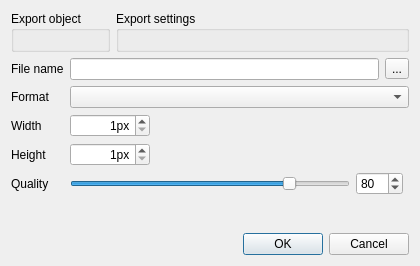
Old version of the form src/corelibs/U2Gui/src/util/ui/ExportImageDialog.ui in the repository violethaze74/ugene.
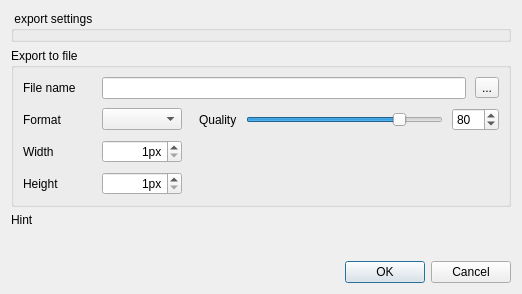
New version of the form.

Commit message: Export Image modifications (UGENE-2928, UGENE-2911)

What changed in the file:
```diff
--- a/src/corelibs/U2Gui/src/util/ui/ExportImageDialog.ui
+++ b/src/corelibs/U2Gui/src/util/ui/ExportImageDialog.ui
@@ -6,12 +6,12 @@
    <rect>
     <x>0</x>
     <y>0</y>
-    <width>420</width>
-    <height>266</height>
+    <width>522</width>
+    <height>294</height>
    </rect>
   </property>
   <property name="sizePolicy">
-   <sizepolicy hsizetype="Expanding" vsizetype="Fixed">
+   <sizepolicy hsizetype="Expanding" vsizetype="Preferred">
     <horstretch>0</horstretch>
     <verstretch>0</verstretch>
    </sizepolicy>
@@ -25,201 +25,297 @@
   <property name="modal">
    <bool>false</bool>
   </property>
-  <layout class="QGridLayout" name="gridLayout">
-   <item row="6" column="0">
-    <widget class="QLabel" name="heightLabel">
-     <property name="sizePolicy">
-      <sizepolicy hsizetype="Maximum" vsizetype="Preferred">
-       <horstretch>0</horstretch>
-       <verstretch>0</verstretch>
-      </sizepolicy>
+  <layout class="QVBoxLayout" name="dialogLayout">
+   <item>
+    <widget class="QGroupBox" name="settingsGroupBox">
+     <property name="title">
+      <string> export settings</string>
      </property>
-     <property name="text">
-      <string>Height</string>
-     </property>
+     <layout class="QVBoxLayout" name="settingsLayout">
+      <property name="leftMargin">
+       <number>0</number>
+      </property>
+      <property name="topMargin">
+       <number>0</number>
+      </property>
+      <property name="rightMargin">
+       <number>0</number>
+      </property>
+      <property name="bottomMargin">
+       <number>0</number>
+      </property>
+     </layout>
     </widget>
    </item>
-   <item row="7" column="2">
-    <widget class="QSpinBox" name="qualitySpinBox">
-     <property name="maximum">
-      <number>100</number>
-     </property>
-     <property name="value">
-      <number>80</number>
-     </property>
-    </widget>
-   </item>
-   <item row="3" column="0">
-    <widget class="QLabel" name="label">
+   <item>
+    <widget class="QGroupBox" name="groupBox">
      <property name="sizePolicy">
-      <sizepolicy hsizetype="Maximum" vsizetype="Preferred">
+      <sizepolicy hsizetype="Minimum" vsizetype="Minimum">
        <horstretch>0</horstretch>
        <verstretch>0</verstretch>
       </sizepolicy>
      </property>
-     <property name="text">
-      <string>File name</string>
+     <property name="title">
+      <string>Export to file</string>
      </property>
+     <layout class="QVBoxLayout" name="verticalLayout_3">
+      <property name="spacing">
+       <number>9</number>
+      </property>
+      <item>
+       <layout class="QGridLayout" name="gridLayout">
+        <item row="0" column="1">
+         <layout class="QHBoxLayout" name="horizontalLayout_2">
+          <item>
+           <widget class="QLineEdit" name="fileNameEdit"/>
+          </item>
+          <item>
+           <widget class="QToolButton" name="browseFileButton">
+            <property name="text">
+             <string>...</string>
+            </property>
+           </widget>
+          </item>
+         </layout>
+        </item>
+        <item row="0" column="0">
+         <widget class="QLabel" name="label">
+          <property name="sizePolicy">
+           <sizepolicy hsizetype="Maximum" vsizetype="Preferred">
+            <horstretch>0</horstretch>
+            <verstretch>0</verstretch>
+           </sizepolicy>
+          </property>
+          <property name="minimumSize">
+           <size>
+            <width>70</width>
+            <height>0</height>
+           </size>
+          </property>
+          <property name="maximumSize">
+           <size>
+            <width>70</width>
+            <height>16777215</height>
+           </size>
+          </property>
+          <property name="text">
+           <string>File name</string>
+          </property>
+         </widget>
+        </item>
+        <item row="1" column="0">
+         <widget class="QLabel" name="label_4">
+          <property name="sizePolicy">
+           <sizepolicy hsizetype="Maximum" vsizetype="Preferred">
+            <horstretch>0</horstretch>
+            <verstretch>0</verstretch>
+           </sizepolicy>
+          </property>
+          <property name="minimumSize">
+           <size>
+            <width>70</width>
+            <height>0</height>
+           </size>
+          </property>
+          <property name="text">
+           <string>Format</string>
+          </property>
+         </widget>
+        </item>
+        <item row="1" column="1">
+         <layout class="QHBoxLayout" name="horizontalLayout_3">
+          <item alignment="Qt::AlignLeft">
+           <widget class="QComboBox" name="formatsBox">
+            <property name="sizePolicy">
+             <sizepolicy hsizetype="Fixed" vsizetype="Fixed">
+              <horstretch>0</horstretch>
+              <verstretch>0</verstretch>
+             </sizepolicy>
+            </property>
+            <property name="minimumSize">
+             <size>
+              <width>80</width>
+              <height>0</height>
+             </size>
+            </property>
+            <property name="baseSize">
+             <size>
+              <width>0</width>
+              <height>0</height>
+             </size>
+            </property>
+           </widget>
+          </item>
+          <item>
+           <widget class="QLabel" name="qualityLabel">
+            <property name="text">
+             <string>Quality</string>
+            </property>
+            <property name="margin">
+             <number>0</number>
+            </property>
+            <property name="indent">
+             <number>8</number>
+            </property>
+           </widget>
+          </item>
+          <item>
+           <widget class="QSlider" name="qualityHorizontalSlider">
+            <property name="maximum">
+             <number>100</number>
+            </property>
+            <property name="value">
+             <number>80</number>
+            </property>
+            <property name="orientation">
+             <enum>Qt::Horizontal</enum>
+            </property>
+           </widget>
+          </item>
+          <item>
+           <widget class="QSpinBox" name="qualitySpinBox">
+            <property name="maximum">
+             <number>100</number>
+            </property>
+            <property name="value">
+             <number>80</number>
+            </property>
+           </widget>
+          </item>
+         </layout>
+        </item>
+       </layout>
+      </item>
+      <item>
+       <layout class="QGridLayout" name="gridLayout_2">
+        <property name="sizeConstraint">
+         <enum>QLayout::SetMinimumSize</enum>
+        </property>
+        <item row="1" column="0">
+         <widget class="QLabel" name="heightLabel">
+          <property name="sizePolicy">
+           <sizepolicy hsizetype="Maximum" vsizetype="Preferred">
+            <horstretch>0</horstretch>
+            <verstretch>0</verstretch>
+           </sizepolicy>
+          </property>
+          <property name="minimumSize">
+           <size>
+            <width>70</width>
+            <height>0</height>
+           </size>
+          </property>
+          <property name="text">
+           <string>Height</string>
+          </property>
+          <property name="alignment">
+           <set>Qt::AlignLeading|Qt::AlignLeft|Qt::AlignVCenter</set>
+          </property>
+         </widget>
+        </item>
+        <item row="0" column="0">
+         <widget class="QLabel" name="widthLabel">
+          <property name="sizePolicy">
+           <sizepolicy hsizetype="Maximum" vsizetype="Preferred">
+            <horstretch>0</horstretch>
+            <verstretch>0</verstretch>
+           </sizepolicy>
+          </property>
+          <property name="minimumSize">
+           <size>
+            <width>70</width>
+            <height>0</height>
+           </size>
+          </property>
+          <property name="text">
+           <string>Width</string>
+          </property>
+         </widget>
+        </item>
+        <item row="0" column="1" alignment="Qt::AlignLeft">
+         <widget class="QSpinBox" name="widthSpinBox">
+          <property name="sizePolicy">
+           <sizepolicy hsizetype="Fixed" vsizetype="Fixed">
+            <horstretch>0</horstretch>
+            <verstretch>0</verstretch>
+           </sizepolicy>
+          </property>
+          <property name="minimumSize">
+           <size>
+            <width>80</width>
+            <height>0</height>
+           </size>
+          </property>
+          <property name="baseSize">
+           <size>
+            <width>0</width>
+            <height>0</height>
+           </size>
+          </property>
+          <property name="alignment">
+           <set>Qt::AlignRight|Qt::AlignTrailing|Qt::AlignVCenter</set>
+          </property>
+          <property name="suffix">
+           <string>px</string>
+          </property>
+          <property name="minimum">
+           <number>1</number>
+          </property>
+          <property name="maximum">
+           <number>9999</number>
+          </property>
+         </widget>
+        </item>
+        <item row="1" column="1" alignment="Qt::AlignLeft">
+         <widget class="QSpinBox" name="heightSpinBox">
+          <property name="sizePolicy">
+           <sizepolicy hsizetype="Fixed" vsizetype="Fixed">
+            <horstretch>0</horstretch>
+            <verstretch>0</verstretch>
+           </sizepolicy>
+          </property>
+          <property name="minimumSize">
+           <size>
+            <width>80</width>
+            <height>0</height>
+           </size>
+          </property>
+          <property name="baseSize">
+           <size>
+            <width>0</width>
+            <height>0</height>
+           </size>
+          </property>
+          <property name="alignment">
+           <set>Qt::AlignRight|Qt::AlignTrailing|Qt::AlignVCenter</set>
+          </property>
+          <property name="suffix">
+           <string>px</string>
+          </property>
+          <property name="minimum">
+           <number>1</number>
+          </property>
+          <property name="maximum">
+           <number>9999</number>
+          </property>
+         </widget>
+        </item>
+       </layout>
+      </item>
+     </layout>
     </widget>
    </item>
-   <item row="5" column="1">
-    <widget class="QSpinBox" name="widthSpinBox">
-     <property name="sizePolicy">
-      <sizepolicy hsizetype="Fixed" vsizetype="Fixed">
-       <horstretch>0</horstretch>
-       <verstretch>0</verstretch>
-      </sizepolicy>
+   <item>
+    <widget class="QLabel" name="hintLabel">
+     <property name="enabled">
+      <bool>true</bool>
      </property>
-     <property name="minimumSize">
-      <size>
-       <width>80</width>
-       <height>0</height>
-      </size>
-     </property>
-     <property name="baseSize">
-      <size>
-       <width>0</width>
-       <height>0</height>
-      </size>
-     </property>
-     <property name="alignment">
-      <set>Qt::AlignRight|Qt::AlignTrailing|Qt::AlignVCenter</set>
-     </property>
-     <property name="suffix">
-      <string>px</string>
-     </property>
-     <property name="minimum">
-      <number>1</number>
-     </property>
-     <property name="maximum">
-      <number>9999</number>
-     </property>
-    </widget>
-   </item>
-   <item row="7" column="0">
-    <widget class="QLabel" name="qualityLabel">
      <property name="text">
-      <string>Quality</string>
+      <string>Hint</string>
      </property>
     </widget>
    </item>
-   <item row="6" column="1">
-    <widget class="QSpinBox" name="heightSpinBox">
-     <property name="sizePolicy">
-      <sizepolicy hsizetype="Fixed" vsizetype="Fixed">
-       <horstretch>0</horstretch>
-       <verstretch>0</verstretch>
-      </sizepolicy>
-     </property>
-     <property name="minimumSize">
-      <size>
-       <width>80</width>
-       <height>0</height>
-      </size>
-     </property>
-     <property name="baseSize">
-      <size>
-       <width>0</width>
-       <height>0</height>
-      </size>
-     </property>
-     <property name="alignment">
-      <set>Qt::AlignRight|Qt::AlignTrailing|Qt::AlignVCenter</set>
-     </property>
-     <property name="suffix">
-      <string>px</string>
-     </property>
-     <property name="minimum">
-      <number>1</number>
-     </property>
-     <property name="maximum">
-      <number>9999</number>
-     </property>
-    </widget>
-   </item>
-   <item row="4" column="1" colspan="3">
-    <widget class="QComboBox" name="formatsBox">
-     <property name="sizePolicy">
-      <sizepolicy hsizetype="Preferred" vsizetype="Fixed">
-       <horstretch>0</horstretch>
-       <verstretch>0</verstretch>
-      </sizepolicy>
-     </property>
-     <property name="minimumSize">
-      <size>
-       <width>80</width>
-       <height>0</height>
-      </size>
-     </property>
-     <property name="baseSize">
-      <size>
-       <width>0</width>
-       <height>0</height>
-      </size>
-     </property>
-    </widget>
-   </item>
-   <item row="7" column="1">
-    <widget class="QSlider" name="qualityHorizontalSlider">
-     <property name="maximum">
-      <number>100</number>
-     </property>
-     <property name="value">
-      <number>80</number>
-     </property>
-     <property name="orientation">
-      <enum>Qt::Horizontal</enum>
-     </property>
-    </widget>
-   </item>
-   <item row="14" column="0" colspan="4">
-    <widget class="QDialogButtonBox" name="buttonBox">
-     <property name="standardButtons">
-      <set>QDialogButtonBox::Cancel|QDialogButtonBox::Ok</set>
-     </property>
-    </widget>
-   </item>
-   <item row="3" column="1" colspan="3">
-    <layout class="QHBoxLayout" name="horizontalLayout_2">
-     <item>
-      <widget class="QLineEdit" name="fileNameEdit"/>
-     </item>
-     <item>
-      <widget class="QToolButton" name="browseFileButton">
-       <property name="text">
-        <string>...</string>
-       </property>
-      </widget>
-     </item>
-    </layout>
-   </item>
-   <item row="4" column="0">
-    <widget class="QLabel" name="label_4">
-     <property name="sizePolicy">
-      <sizepolicy hsizetype="Maximum" vsizetype="Preferred">
-       <horstretch>0</horstretch>
-       <verstretch>0</verstretch>
-      </sizepolicy>
-     </property>
-     <property name="text">
-      <string>Format</string>
-     </property>
-    </widget>
-   </item>
-   <item row="5" column="0">
-    <widget class="QLabel" name="widthLabel">
-     <property name="sizePolicy">
-      <sizepolicy hsizetype="Maximum" vsizetype="Preferred">
-       <horstretch>0</horstretch>
-       <verstretch>0</verstretch>
-      </sizepolicy>
-     </property>
-     <property name="text">
-      <string>Width</string>
-     </property>
-    </widget>
-   </item>
-   <item row="8" column="0" colspan="3">
+   <item>
     <spacer name="verticalSpacer">
      <property name="orientation">
       <enum>Qt::Vertical</enum>
@@ -227,62 +323,17 @@
      <property name="sizeHint" stdset="0">
       <size>
        <width>20</width>
-       <height>30</height>
+       <height>5</height>
       </size>
      </property>
     </spacer>
    </item>
-   <item row="2" column="0" colspan="4">
-    <layout class="QHBoxLayout" name="horizontalLayout">
-     <item>
-      <widget class="QGroupBox" name="exportObjectGroupBox">
-       <property name="sizePolicy">
-        <sizepolicy hsizetype="Maximum" vsizetype="Preferred">
-         <horstretch>0</horstretch>
-         <verstretch>0</verstretch>
-        </sizepolicy>
-       </property>
-       <property name="title">
-        <string>Export object</string>
-       </property>
-       <layout class="QVBoxLayout" name="verticalLayout">
-        <item>
-         <layout class="QVBoxLayout" name="exportersDescriptorsLayout"/>
-        </item>
-       </layout>
-      </widget>
-     </item>
-     <item>
-      <widget class="QGroupBox" name="settingsGroupBox">
-       <property name="sizePolicy">
-        <sizepolicy hsizetype="Expanding" vsizetype="Preferred">
-         <horstretch>0</horstretch>
-         <verstretch>0</verstretch>
-        </sizepolicy>
-       </property>
-       <property name="title">
-        <string>Export settings</string>
-       </property>
-       <layout class="QVBoxLayout" name="verticalLayout_2">
-        <property name="leftMargin">
-         <number>0</number>
-        </property>
-        <property name="topMargin">
-         <number>0</number>
-        </property>
-        <property name="rightMargin">
-         <number>0</number>
-        </property>
-        <property name="bottomMargin">
-         <number>0</number>
-        </property>
-        <item>
-         <layout class="QVBoxLayout" name="exporterSettingsLayout"/>
-        </item>
-       </layout>
-      </widget>
-     </item>
-    </layout>
+   <item>
+    <widget class="QDialogButtonBox" name="buttonBox">
+     <property name="standardButtons">
+      <set>QDialogButtonBox::Cancel|QDialogButtonBox::Ok</set>
+     </property>
+    </widget>
    </item>
   </layout>
  </widget>
```
Left out of the diff: 34 changed lines with no effect on the pictures. The commit also changes 59 other files.
